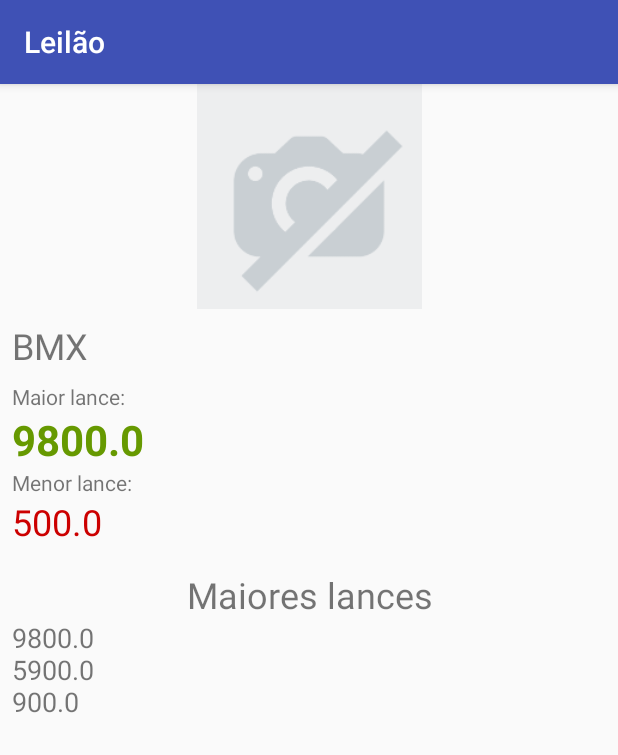
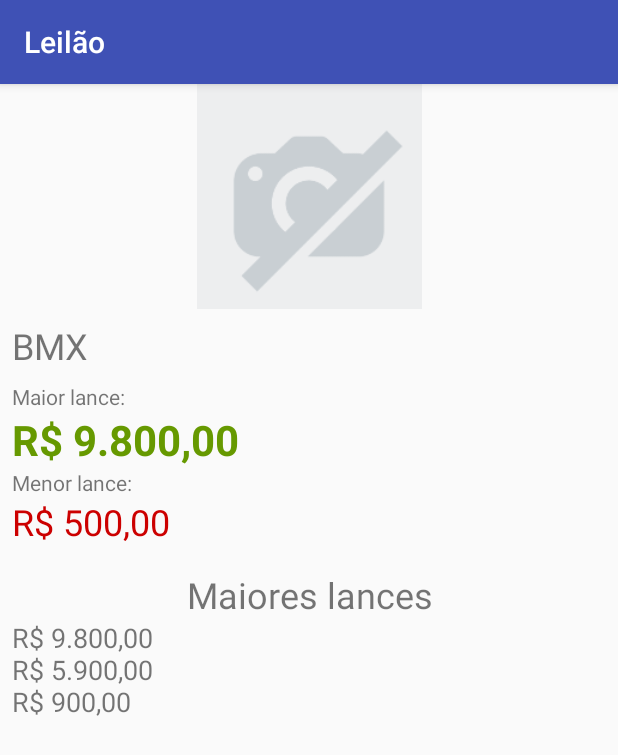
Before and after one commit to LuizGadao/Leilao, an Android app: the screen it shows after launch (LancesLeilaoActivity), after a tap on "BMX", on a phone screen of 412 x 824 dp. Shown: the top 755 px of the screen. Run offline under Robolectric (Android 15) with nearby library versions, the phone set to English and light mode, and no system bars.

Commit message:
add metodo para pegar valor do lance

```diff
--- a/app/src/main/java/br/com/alura/leilao/model/Lance.java
+++ b/app/src/main/java/br/com/alura/leilao/model/Lance.java
@@ -3,6 +3,8 @@ package br.com.alura.leilao.model;
 import android.support.annotation.NonNull;
 
 import java.io.Serializable;
+import java.text.NumberFormat;
+import java.util.Locale;
 
 public class Lance implements Serializable, Comparable {
 
@@ -56,4 +58,10 @@ public class Lance implements Serializable, Comparable {
         result = 31 * result + (int) (temp ^ (temp >>> 32));
         return result;
     }
+
+    public String getValorEmReais() {
+        return NumberFormat.getCurrencyInstance(
+                new Locale("pt", "BR")
+        ).format(valor);
+    }
 }
--- a/app/src/main/java/br/com/alura/leilao/model/Leilao.java
+++ b/app/src/main/java/br/com/alura/leilao/model/Leilao.java
@@ -13,8 +13,8 @@ public class Leilao implements Serializable {
 
     private final String descricao;
     private final List<Lance> lances;
-    private double maiorLance = 0.0;
-    private double menorLance = 0.0;
+    private Lance maiorLance = new NullLance();
+    private Lance menorLance = new NullLance();
 
     public Leilao(String descricao) {
         this.descricao = descricao;
@@ -27,17 +27,17 @@ public class Leilao implements Serializable {
 
         lances.add(lance);
 
-        if (ePrimeiroLance(valor)) {
+        if (ePrimeiroLance(lance)) {
             return;
         }
 
-        calculaMaiorLance(valor);
+        calculaMaiorLance(lance);
     }
 
-    private boolean ePrimeiroLance(double valor) {
+    private boolean ePrimeiroLance(Lance lance) {
         if (lances.size() == 1) {
-            menorLance = valor;
-            maiorLance = valor;
+            menorLance = lance;
+            maiorLance = lance;
             return true;
         }
         return false;
@@ -54,7 +54,7 @@ public class Leilao implements Serializable {
     }
 
     private boolean valorLanceEmaiorQueUltimoLance(Lance lance) {
-        return maiorLance > lance.getValor();
+        return maiorLance.getValor() > lance.getValor();
     }
 
     private boolean lanceAtualIgualUltimoLance(Lance lance) {
@@ -92,16 +92,9 @@ public class Leilao implements Serializable {
         return false;
     }
 
-
-    private void calculaMenorLance(double valor) {
-        if (valor < menorLance) {
-            menorLance = valor;
-        }
-    }
-
-    private void calculaMaiorLance(double valor) {
-        if (valor > maiorLance) {
-            maiorLance = valor;
+    private void calculaMaiorLance(Lance lance) {
+        if (lance.getValor() > maiorLance.getValor()) {
+            maiorLance = lance;
         }
     }
 
@@ -110,11 +103,15 @@ public class Leilao implements Serializable {
     }
 
     public double getMaiorLance() {
-        return maiorLance;
+        return maiorLance.getValor();
     }
 
     public double getMenorLance() {
-        return menorLance;
+        return menorLance.getValor();
+    }
+
+    public String getMaiorLanceEmReais() {
+        return maiorLance.getValorEmReais();
     }
 
     public List<Lance> getTresMaioresLances() {
@@ -126,4 +123,8 @@ public class Leilao implements Serializable {
     public int getQuantidadeDeLances() {
         return lances.size();
     }
+
+    public String getMenorLanceEmReais() {
+        return menorLance.getValorEmReais();
+    }
 }
--- /dev/null
+++ b/app/src/main/java/br/com/alura/leilao/model/NullLance.java
@@ -0,0 +1,13 @@
+package br.com.alura.leilao.model;
+
+public class NullLance extends Lance {
+
+    private NullLance(Usuario usuario, double valor) {
+        super(usuario, valor);
+    }
+
+    public NullLance() {
+        this(new Usuario("Null"), 0.0);
+    }
+
+}
--- a/app/src/main/java/br/com/alura/leilao/ui/activity/LancesLeilaoActivity.java
+++ b/app/src/main/java/br/com/alura/leilao/ui/activity/LancesLeilaoActivity.java
@@ -22,16 +22,16 @@ public class LancesLeilaoActivity extends AppCompatActivity {
             descricao.setText(leilao.getDescricao());
 
             TextView maiorLance = findViewById(R.id.lances_leilao_maior_lance);
-            maiorLance.setText(String.valueOf(leilao.getMaiorLance()));
+            maiorLance.setText(String.valueOf(leilao.getMaiorLanceEmReais()));
 
             TextView menorLance = findViewById(R.id.lances_leilao_menor_lance);
-            menorLance.setText(String.valueOf(leilao.getMenorLance()));
+            menorLance.setText(String.valueOf(leilao.getMenorLanceEmReais()));
 
             TextView maioresLances = findViewById(R.id.lances_leilao_maiores_lances);
 
             StringBuilder valores = new StringBuilder();
             for (Lance lance : leilao.getTresMaioresLances()) {
-                valores.append(lance.getValor()).append("\n");
+                valores.append(lance.getValorEmReais()).append("\n");
             }
 
             maioresLances.setText(valores);
--- a/app/src/main/java/br/com/alura/leilao/ui/activity/ListaLeilaoActivity.java
+++ b/app/src/main/java/br/com/alura/leilao/ui/activity/ListaLeilaoActivity.java
@@ -36,26 +36,26 @@ public class ListaLeilaoActivity extends AppCompatActivity {
 
     private List<Leilao> leiloesDeExemplo() {
         Leilao console = new Leilao("Console");
-        console.add(new Lance(new Usuario("Luiz"), 500.0));
         console.add(new Lance(new Usuario("Luiz"), 300.0));
+        console.add(new Lance(new Usuario("ANA"), 500.0));
         console.add(new Lance(new Usuario("Luiz"), 900.0));
-        console.add(new Lance(new Usuario("Luiz"), 1900.0));
-        console.add(new Lance(new Usuario("Luiz"), 1780.0));
+        console.add(new Lance(new Usuario("ANA"), 1900.0));
+        console.add(new Lance(new Usuario("Luiz"), 2780.0));
 
 
         Leilao bmx = new Leilao("BMX");
         bmx.add(new Lance(new Usuario("Luiz"), 500.0));
-        bmx.add(new Lance(new Usuario("Luiz"), 800.0));
+        bmx.add(new Lance(new Usuario("ANA"), 800.0));
         bmx.add(new Lance(new Usuario("Luiz"), 900.0));
-        bmx.add(new Lance(new Usuario("Luiz"), 5900.0));
+        bmx.add(new Lance(new Usuario("ANA"), 5900.0));
         bmx.add(new Lance(new Usuario("Luiz"), 9800.0));
 
         Leilao mtb = new Leilao("Caloi Elite 30");
+        mtb.add(new Lance(new Usuario("ANA"), 3000.0));
         mtb.add(new Lance(new Usuario("Luiz"), 5000.0));
-        mtb.add(new Lance(new Usuario("Luiz"), 3000.0));
-        mtb.add(new Lance(new Usuario("Luiz"), 1900.0));
-        mtb.add(new Lance(new Usuario("Luiz"), 11000.0));
-        mtb.add(new Lance(new Usuario("Luiz"), 2780.0));
+        mtb.add(new Lance(new Usuario("ANA"), 9000.0));
+        mtb.add(new Lance(new Usuario("Luiz"), 10080.0));
+        mtb.add(new Lance(new Usuario("ANA"), 11000.0));
 
         return new ArrayList<>(Arrays.asList(
                 console, bmx, mtb
--- a/app/src/main/java/br/com/alura/leilao/ui/recyclerview/adapter/ListaLeilaoAdapter.java
+++ b/app/src/main/java/br/com/alura/leilao/ui/recyclerview/adapter/ListaLeilaoAdapter.java
@@ -67,7 +67,7 @@ public class ListaLeilaoAdapter extends RecyclerView.Adapter<ListaLeilaoAdapter.
         void vincula(Leilao leilao) {
             this.leilao = leilao;
             descricao.setText(leilao.getDescricao());
-            maiorLance.setText(String.valueOf(leilao.getMaiorLance()));
+            maiorLance.setText(leilao.getMaiorLanceEmReais());
         }
 
     }
```
Also changed, not shown: 1 other file.
